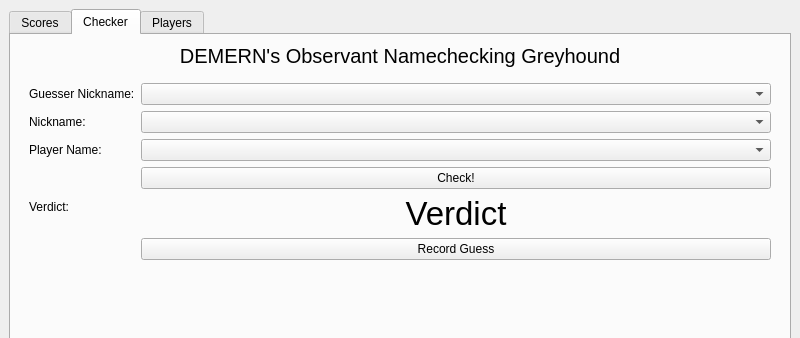
The window that UIs/streamGUI.ui (pdc20/GuessWhoSystem) describes before a commit, drawn with Qt 5; both pictures show x 0 to 800 and y 0 to 338 of the 800 by 600 pixel window.
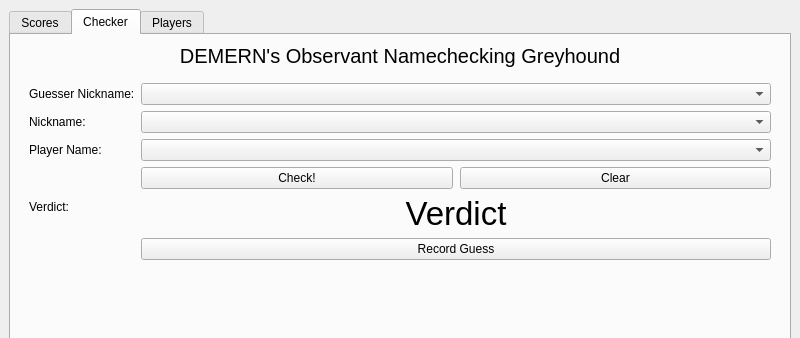
The same window after the commit.

Commit message: Refined checker.

Diff of the .ui file:
```diff
--- a/UIs/streamGUI.ui
+++ b/UIs/streamGUI.ui
@@ -161,12 +161,26 @@
               <widget class="QComboBox" name="checkerPlayerNameCombo"/>
              </item>
              <item row="3" column="1">
+              <layout class="QHBoxLayout" name="horizontalLayout_2">
+               <property name="spacing">
+                <number>7</number>
+               </property>
+               <item>
               <widget class="QPushButton" name="checkButton">
                <property name="text">
                 <string>Check!</string>
                </property>
               </widget>
              </item>
+               <item>
+                <widget class="QPushButton" name="checkerClearButton">
+                 <property name="text">
+                  <string>Clear</string>
+                 </property>
+                </widget>
+               </item>
+              </layout>
+             </item>
              <item row="4" column="0">
               <widget class="QLabel" name="label_5">
                <property name="text">
@@ -207,6 +221,9 @@
                <property name="orientation">
                 <enum>Qt::Vertical</enum>
                </property>
+               <property name="sizeType">
+                <enum>QSizePolicy::Expanding</enum>
+               </property>
                <property name="sizeHint" stdset="0">
                 <size>
                  <width>20</width>
```
Lines whose indentation alone changed are shown as unchanged. The commit also changes 3 other files.
